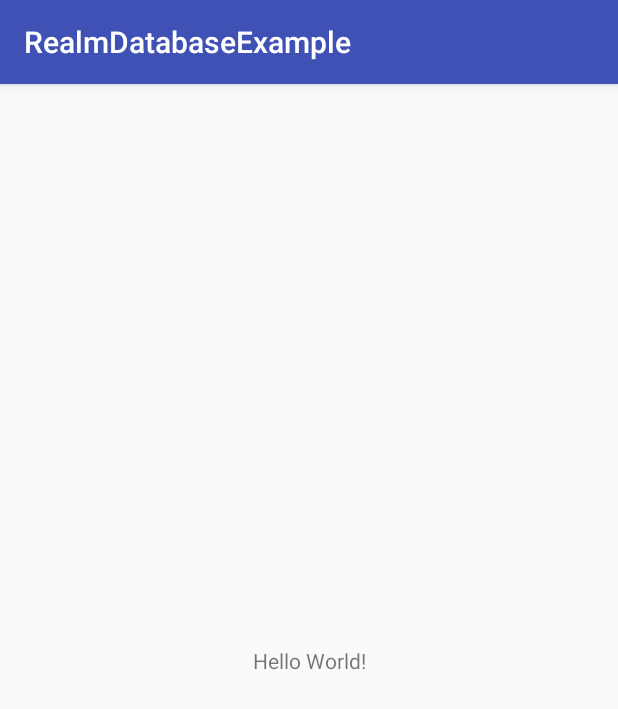
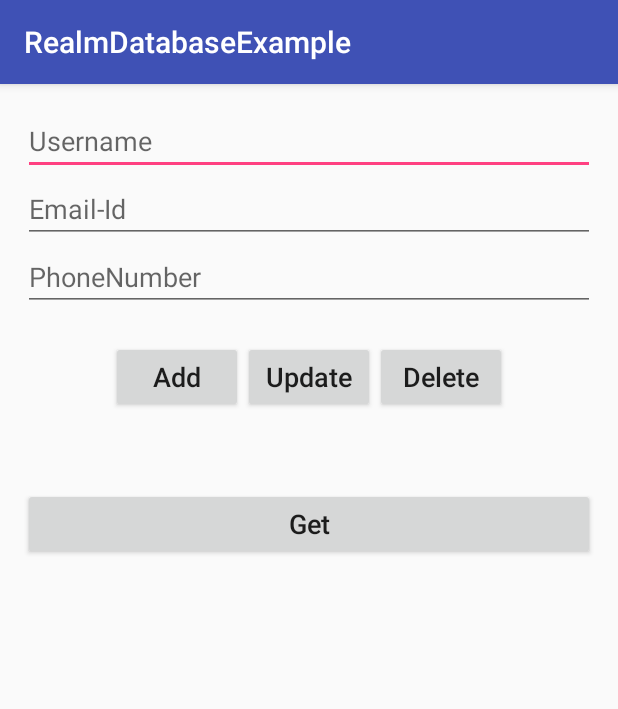
Before and after one commit to MahipalMalviya/RealmDatabaseExample, an Android app: the screen it shows after launch (MainActivity), on a phone screen of 412 x 824 dp. Shown: the top 709 px of the screen. Run offline under Robolectric (Android 15) with nearby library versions, the phone set to English and light mode, and no system bars.

Commit message:
UI completed.

```diff
--- a/app/src/main/res/layout/activity_main.xml
+++ b/app/src/main/res/layout/activity_main.xml
@@ -1,18 +1,107 @@
 <?xml version="1.0" encoding="utf-8"?>
-<android.support.constraint.ConstraintLayout xmlns:android="http://schemas.android.com/apk/res/android"
+<RelativeLayout xmlns:android="http://schemas.android.com/apk/res/android"
     xmlns:app="http://schemas.android.com/apk/res-auto"
     xmlns:tools="http://schemas.android.com/tools"
     android:layout_width="match_parent"
     android:layout_height="match_parent"
     tools:context=".MainActivity">
 
-    <TextView
-        android:layout_width="wrap_content"
+    <LinearLayout
+        android:id="@+id/ll_userDetails"
+        android:layout_width="match_parent"
         android:layout_height="wrap_content"
-        android:text="Hello World!"
-        app:layout_constraintBottom_toBottomOf="parent"
-        app:layout_constraintLeft_toLeftOf="parent"
-        app:layout_constraintRight_toRightOf="parent"
-        app:layout_constraintTop_toTopOf="parent" />
+        android:layout_margin="15dp"
+        android:orientation="vertical">
 
-</android.support.constraint.ConstraintLayout>
+        <android.support.v7.widget.AppCompatEditText
+            android:id="@+id/et_name"
+            android:layout_width="match_parent"
+            android:layout_height="wrap_content"
+            android:hint="@string/name" />
+
+        <android.support.v7.widget.AppCompatEditText
+            android:id="@+id/et_emailId"
+            android:layout_width="match_parent"
+            android:layout_height="wrap_content"
+            android:hint="@string/email_id" />
+
+        <android.support.v7.widget.AppCompatEditText
+            android:id="@+id/et_contactNo"
+            android:layout_width="match_parent"
+            android:layout_height="wrap_content"
+            android:hint="@string/contact_no" />
+
+        <LinearLayout
+            android:layout_width="wrap_content"
+            android:layout_height="wrap_content"
+            android:layout_gravity="center"
+            android:layout_margin="20dp"
+            android:orientation="horizontal"
+            android:weightSum="75">
+
+            <android.support.v7.widget.AppCompatButton
+                android:id="@+id/btn_add"
+                android:layout_width="0dp"
+                android:layout_height="wrap_content"
+                android:layout_weight="25"
+                android:text="@string/add"
+                android:textAllCaps="false"
+                android:textSize="@dimen/textSizeBig" />
+
+            <android.support.v7.widget.AppCompatButton
+                android:id="@+id/btn_update"
+                android:layout_width="0dp"
+                android:layout_height="wrap_content"
+                android:layout_weight="25"
+                android:text="@string/update"
+                android:textAllCaps="false"
+                android:textSize="@dimen/textSizeBig" />
+
+            <android.support.v7.widget.AppCompatButton
+                android:id="@+id/btn_delete"
+                android:layout_width="0dp"
+                android:layout_height="wrap_content"
+                android:layout_weight="25"
+                android:text="@string/delete"
+                android:textAllCaps="false"
+                android:textSize="@dimen/textSizeBig" />
+        </LinearLayout>
+
+        <LinearLayout
+            android:layout_width="match_parent"
+            android:layout_height="wrap_content"
+            android:layout_marginTop="30dp"
+            android:orientation="vertical">
+
+            <android.support.v7.widget.AppCompatButton
+                android:id="@+id/btn_read"
+                android:layout_width="match_parent"
+                android:layout_height="wrap_content"
+                android:text="@string/read"
+                android:textAllCaps="false"
+                android:layout_marginBottom="20dp"
+                android:textSize="@dimen/textSizeBig" />
+
+            <TextView
+                android:id="@+id/tv_name"
+                android:layout_width="match_parent"
+                android:layout_height="wrap_content"
+                android:textSize="@dimen/textSizeSmall"
+                tools:text="@string/name" />
+
+            <TextView
+                android:id="@+id/tv_emailId"
+                android:layout_width="match_parent"
+                android:layout_height="wrap_content"
+                android:textSize="@dimen/textSizeSmall"
+                tools:text="@string/email_id" />
+
+            <TextView
+                android:id="@+id/tv_contactNo"
+                android:layout_width="match_parent"
+                android:layout_height="wrap_content"
+                android:textSize="@dimen/textSizeSmall"
+                tools:text="@string/name" />
+        </LinearLayout>
+    </LinearLayout>
+</RelativeLayout>
--- /dev/null
+++ b/app/src/main/res/values/dimens.xml
@@ -0,0 +1,6 @@
+<?xml version="1.0" encoding="utf-8"?>
+<resources>
+
+    <dimen name="textSizeSmall">14sp</dimen>
+    <dimen name="textSizeBig">18sp</dimen>
+</resources>
--- a/app/src/main/res/values/strings.xml
+++ b/app/src/main/res/values/strings.xml
@@ -1,3 +1,12 @@
 <resources>
     <string name="app_name">RealmDatabaseExample</string>
+
+    <string name="name">Username</string>
+    <string name="email_id">Email-Id</string>
+    <string name="contact_no">PhoneNumber</string>
+
+    <string name="add">Add</string>
+    <string name="update">Update</string>
+    <string name="delete">Delete</string>
+    <string name="read">Get</string>
 </resources>
```
